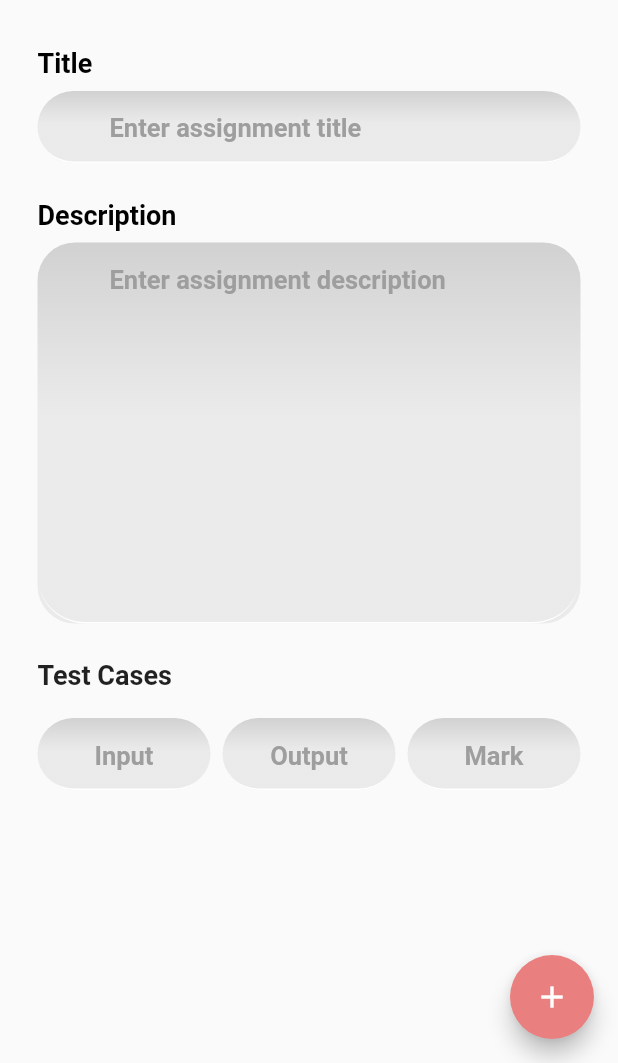
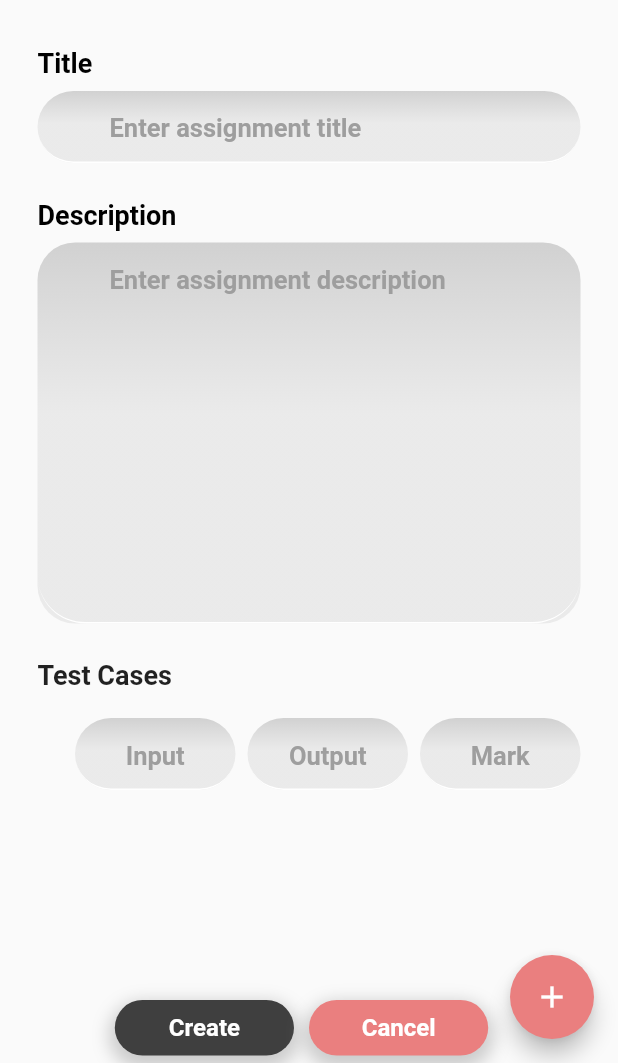
Before and after one commit to flutter-team5/Checky, a Flutter app: the CreateAssigment screen opened directly, on a phone screen of 412 x 824 dp, the part 173-1236 px from its top. Run offline on Flutter 3.47's test engine with Material 2 defaults, Android fonts, the phone set to English and light mode, and no system bars; our stand-ins replace dot_navigation_bar, file_picker, flutter_snake_navigationbar, supabase_flutter; accounts and stored records are empty; Roboto replaces fonts that are missing (ADLaMDisplay, Rubik-VariableFont_wght).

Commit message:
Adding features on create assg screen

```diff
--- a/checky/lib/main.dart
+++ b/checky/lib/main.dart
@@ -1,7 +1,4 @@
-import 'package:checky/screens/assignments_views/main_screen.dart';
-import 'package:checky/screens/assignments_views/profile.dart';
 import 'package:checky/screens/pre_auth/login_screen.dart';
-import 'package:checky/screens/pre_auth/sign_up_screen.dart';
 import 'package:checky/services/database/database_connector.dart';
 import 'package:flutter/material.dart';
 
--- a/checky/lib/screens/assignments_views/create_assigment.dart
+++ b/checky/lib/screens/assignments_views/create_assigment.dart
@@ -1,21 +1,25 @@
 import 'package:checky/constants/colors.dart';
 import 'package:checky/constants/spacings.dart';
 import 'package:checky/model/controllers_model.dart';
+import 'package:checky/widgets/create_assg_widgets/cancel_dialog.dart';
 import 'package:checky/widgets/create_assg_widgets/test_cases_fileds.dart';
+import 'package:checky/widgets/custom_botton.dart';
 import 'package:checky/widgets/labeld_text_field.dart';
 import 'package:flutter/material.dart';
 
 List<TestCaseFields> casesFieldList = [const TestCaseFields()];
 List<Controller> casesControllerList = [];
 
+//TODO Scrolling issues
+
 class CreateAssigment extends StatefulWidget {
   const CreateAssigment({super.key});
 
   @override
-  State<CreateAssigment> createState() => _CreateAssigmentState();
+  State<CreateAssigment> createState() => CreateAssigmentState();
 }
 
-class _CreateAssigmentState extends State<CreateAssigment> {
+class CreateAssigmentState extends State<CreateAssigment> {
   TextEditingController titleController = TextEditingController();
   TextEditingController descriptionController = TextEditingController();
 
@@ -33,13 +37,12 @@ class _CreateAssigmentState extends State<CreateAssigment> {
         margin: const EdgeInsets.only(
           left: 25,
           right: 25,
-          bottom: 50,
+          bottom: 5,
         ),
         child: Column(
           crossAxisAlignment: CrossAxisAlignment.start,
           children: [
             Container(
-              // padding: const EdgeInsets.only(top: 60),
               margin: const EdgeInsets.only(
                 top: 80,
               ),
@@ -86,12 +89,47 @@ class _CreateAssigmentState extends State<CreateAssigment> {
                   CSpaces.kVspace16,
                   Expanded(
                     child: ListView.builder(
+                      shrinkWrap: true,
+                      primary: false,
+                      physics: const NeverScrollableScrollPhysics(),
                       padding: const EdgeInsets.only(top: 2),
                       itemCount: casesFieldList.length,
                       itemBuilder: (context, index) {
                         return const TestCaseFields();
                       },
                     ),
+                  ),
+                  Row(
+                    mainAxisAlignment: MainAxisAlignment.center,
+                    children: [
+                      InkWell(
+                        onTap: () {},
+                        child: const CustomButton(
+                          title: "Create",
+                          fontSize: 16,
+                          margBottom: 0,
+                          margRight: 10,
+                          hPadding: 5,
+                          width: 0.29,
+                          height: 37,
+                        ),
+                      ),
+                      InkWell(
+                        onTap: () {
+                          cancelDialog(context);
+                        },
+                        child: const CustomButton(
+                          title: "Cancel",
+                          fontSize: 16,
+                          margBottom: 0,
+                          margRight: 10,
+                          hPadding: 5,
+                          width: 0.29,
+                          height: 37,
+                          buttonColor: CColors.ligthRed,
+                        ),
+                      ),
+                    ],
                   ),
                 ],
               ),
@@ -105,12 +143,11 @@ class _CreateAssigmentState extends State<CreateAssigment> {
           if (casesFieldList.length < 3) {
             casesFieldList.add(const TestCaseFields());
           } else {
-            const snackBar = SnackBar(
+            const caseLimitSnackBar = SnackBar(
               content: Text('You reached the limit number of cases'),
               duration: Duration(milliseconds: 1900),
             );
-            ScaffoldMessenger.of(context).showSnackBar(snackBar);
-            ;
+            ScaffoldMessenger.of(context).showSnackBar(caseLimitSnackBar);
           }
           setState(() {});
         },
--- a/checky/lib/screens/assignments_views/main_screen.dart
+++ b/checky/lib/screens/assignments_views/main_screen.dart
@@ -1,7 +1,7 @@
 import 'package:checky/constants/colors.dart';
 import 'package:checky/screens/assignments_views/create_assigment.dart';
 import 'package:checky/screens/assignments_views/home_screen.dart';
-import 'package:checky/screens/assignments_views/profile.dart';
+import 'package:checky/screens/assignments_views/profile_screen.dart';
 import 'package:dot_navigation_bar/dot_navigation_bar.dart';
 import 'package:flutter/material.dart';
 
--- a/checky/lib/screens/pre_auth/app.dart
+++ b/checky/lib/screens/pre_auth/app.dart
@@ -1,9 +1,6 @@
 import 'dart:async';
-
-import 'package:checky/screens/assignments_views/home_screen.dart';
 import 'package:checky/screens/assignments_views/main_screen.dart';
 import 'package:checky/screens/pre_auth/login_screen.dart';
-import 'package:checky/screens/pre_auth/sign_up_screen.dart';
 import 'package:flutter/material.dart';
 import 'package:supabase_flutter/supabase_flutter.dart';
 
--- a/checky/lib/widgets/create_assg_widgets/test_cases_fileds.dart
+++ b/checky/lib/widgets/create_assg_widgets/test_cases_fileds.dart
@@ -1,12 +1,19 @@
+import 'package:checky/constants/colors.dart';
 import 'package:checky/constants/spacings.dart';
+import 'package:checky/screens/assignments_views/create_assigment.dart';
 import 'package:checky/widgets/unlabeled_text_field.dart';
 import 'package:flutter/material.dart';
 
-class TestCaseFields extends StatelessWidget {
+class TestCaseFields extends StatefulWidget {
   const TestCaseFields({
     super.key,
   });
 
+  @override
+  State<TestCaseFields> createState() => _TestCaseFieldsState();
+}
+
+class _TestCaseFieldsState extends State<TestCaseFields> {
   @override
   Widget build(BuildContext context) {
     return Padding(
@@ -14,6 +21,23 @@ class TestCaseFields extends StatelessWidget {
       child: Row(
         mainAxisAlignment: MainAxisAlignment.center,
         children: [
+          casesFieldList.length > 1
+              ? InkWell(
+                  onTap: () {
+                    casesFieldList.removeLast();
+                    setState(() {});
+                    context
+                        .findAncestorStateOfType<CreateAssigmentState>()
+                        ?.setState(() {});
+                  },
+                  child: const Icon(
+                    Icons.remove_circle,
+                    color: CColors.ligthRed,
+                  ),
+                )
+              : const SizedBox(
+                  width: 25,
+                ),
           const Expanded(
             child: UnlabaledField(
               hintText: "Input",
--- a/checky/lib/widgets/custom_botton.dart
+++ b/checky/lib/widgets/custom_botton.dart
@@ -12,6 +12,7 @@ class CustomButton extends StatelessWidget {
     this.height = 50,
     this.width = 0.35,
     this.fontSize = 15,
+    this.buttonColor = CColors.darkGrey,
   });
 
   final String title;
@@ -22,6 +23,7 @@ class CustomButton extends StatelessWidget {
   final double? height;
   final double? width;
   final double? fontSize;
+  final Color? buttonColor;
 
   @override
   Widget build(BuildContext context) {
@@ -31,7 +33,7 @@ class CustomButton extends StatelessWidget {
       width: MediaQuery.of(context).size.width * width!,
       height: height!,
       decoration: BoxDecoration(
-        color: CColors.darkGrey,
+        color: buttonColor,
         borderRadius: BorderRadius.circular(30),
         boxShadow: [
           BoxShadow(
@@ -45,8 +47,10 @@ class CustomButton extends StatelessWidget {
       child: Center(
         child: Text(
           title,
-          style:  TextStyle(
-              color: Colors.white, fontWeight: FontWeight.bold, fontSize: fontSize!),
+          style: TextStyle(
+              color: Colors.white,
+              fontWeight: FontWeight.bold,
+              fontSize: fontSize!),
         ),
       ),
     );
```
Also changed, not shown: checky/lib/screens/assignments_views/profile_screen.dart (renamed from checky/lib/screens/assignments_views/profile.dart, +10 -10 lines), checky/lib/screens/pre_auth/sign_up_screen.dart (+27 -25 lines), checky/lib/widgets/create_assg_widgets/cancel_dialog.dart (added, +73 -0 lines).
